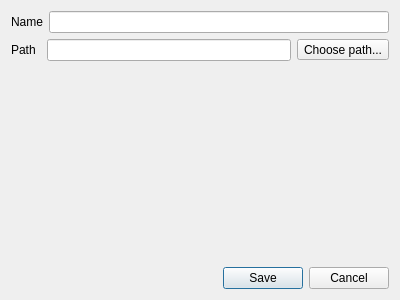
Qt form sub3suite/src/Dialogs/SaveProjectDialog.ui (3nock/OTE) before a commit.
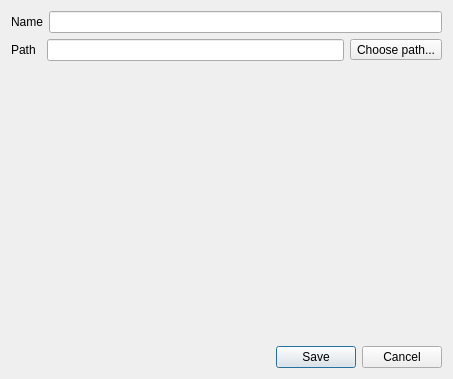
The same form after that commit.

```diff
--- a/sub3suite/src/Dialogs/SaveProjectDialog.ui
+++ b/sub3suite/src/Dialogs/SaveProjectDialog.ui
@@ -6,10 +6,16 @@
    <rect>
     <x>0</x>
     <y>0</y>
-    <width>400</width>
-    <height>300</height>
+    <width>453</width>
+    <height>379</height>
    </rect>
   </property>
+  <property name="sizePolicy">
+   <sizepolicy hsizetype="Expanding" vsizetype="Expanding">
+    <horstretch>0</horstretch>
+    <verstretch>0</verstretch>
+   </sizepolicy>
+  </property>
   <property name="windowTitle">
    <string>Save Copy</string>
   </property>
```
